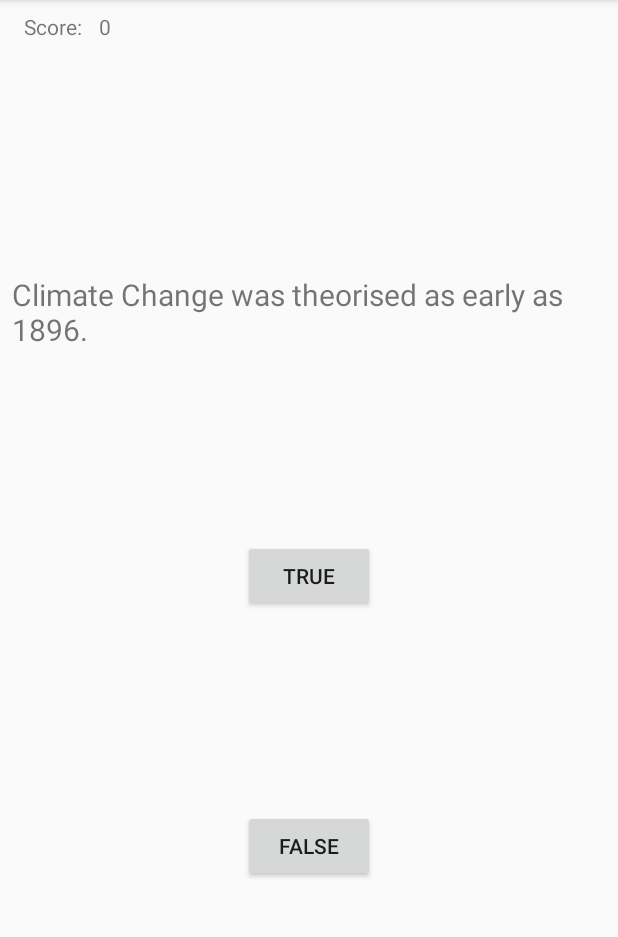
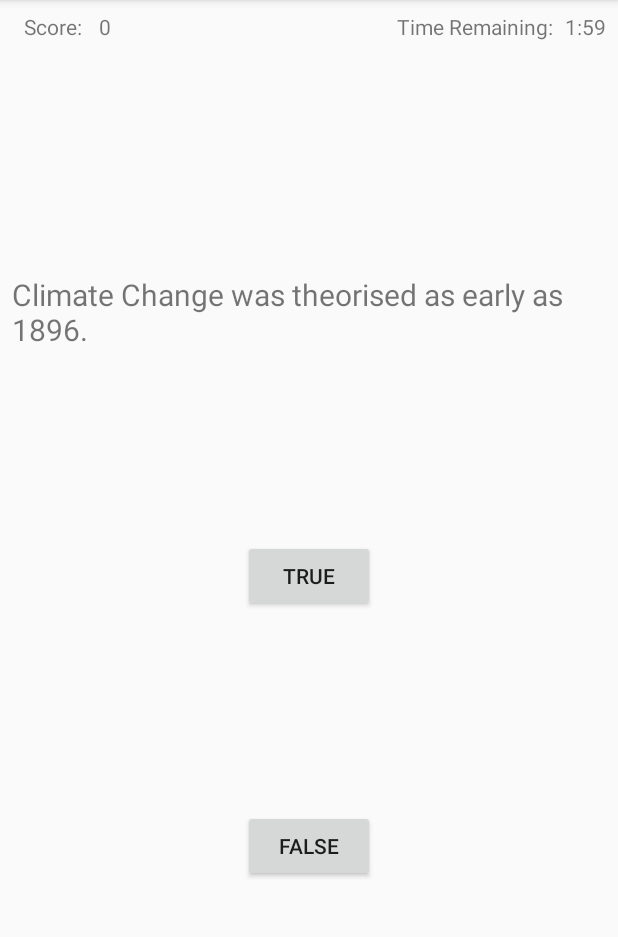
Before and after one commit to NeelParekhNP/Whichbin, an Android app: the TriviaGame screen opened directly, with no data from a screen before it, on a phone screen of 412 x 824 dp, the part 84-1021 px from its top. Run offline under Robolectric (Android 15) with nearby library versions, the phone set to English and light mode, and no system bars.

Commit message:
Added a timer to the trivia game and linked it to a new activity when all ten answers are given or if the 2 minutes run out (whichever happens first). This new activity currently just says "well done" but I will work on getting it to display answers.

```diff
--- a/app/src/main/AndroidManifest.xml
+++ b/app/src/main/AndroidManifest.xml
@@ -9,6 +9,7 @@
         android:roundIcon="@mipmap/ic_launcher_round"
         android:supportsRtl="true"
         android:theme="@style/AppTheme">
+        <activity android:name=".TriviaAnswerActivity"></activity>
         <activity android:name=".TriviaGame" />
         <activity android:name=".BinGame" />
         <activity android:name=".MainMenu">
--- a/app/src/main/java/com/example/whichbin/TriviaGame.java
+++ b/app/src/main/java/com/example/whichbin/TriviaGame.java
@@ -1,5 +1,7 @@
 package com.example.whichbin;
 
+import android.content.Intent;
+import android.os.CountDownTimer;
 import android.support.v7.app.AppCompatActivity;
 import android.os.Bundle;
 import android.view.View;
@@ -12,6 +14,8 @@ public class TriviaGame extends AppCompatActivity {
     private TriviaGameManager triviaGameManager = new TriviaGameManager();
     private TextView questionDisplay;
     private TextView scoreDisplay;
+    private TextView timeDisplay;
+
     private boolean inputAnswer;
     private int nextQuestionNumber = 0;
     private Button trueButton;
@@ -20,6 +24,8 @@ public class TriviaGame extends AppCompatActivity {
     private String responseToast;
     private String triviaQuestion;
     private int score = 0;
+    private CountDownTimer clock;
+    private long timeRemaining = 120000;
 
     @Override
     protected void onCreate(Bundle savedInstanceState) {
@@ -29,11 +35,13 @@ public class TriviaGame extends AppCompatActivity {
 
         questionDisplay = (TextView) findViewById(R.id.trivia_question);
         scoreDisplay = (TextView) findViewById(R.id.score_int);
+        timeDisplay = (TextView) findViewById(R.id.timer_time);
         trueButton = (Button) findViewById(R.id.trivia_true_button);
         falseButton = (Button) findViewById(R.id.trivia_false_button);
 
         displayNextQuestion();
         incrementScore();
+        startTimer();
 
         trueButton.setOnClickListener(new View.OnClickListener(){
             @Override
@@ -68,10 +76,15 @@ public class TriviaGame extends AppCompatActivity {
         }
         // For now I'll just have the questions loop back to the beginning instead of the app crashing hence resetting questionNumber
         else{
+
+            /**
             nextQuestionNumber = 0;
             triviaQuestion = triviaGameManager.getTriviaQuestionByNo(nextQuestionNumber);
             questionDisplay.setText(triviaQuestion);
             nextQuestionNumber++;
+            */
+
+            openAnswerActivity();
         }
     }
 
@@ -92,8 +105,44 @@ public class TriviaGame extends AppCompatActivity {
         return answer;
     }
 
+    private void startTimer(){
+        clock = new CountDownTimer(timeRemaining, 1000) {
+            @Override
+            public void onTick(long millisUntilFinished) {
+                timeRemaining = millisUntilFinished;
+                getTimeString();
+            }
+
+            @Override
+            public void onFinish() {
+                openAnswerActivity();
+            }
+        }.start();
+    }
+
+    private void getTimeString(){
+        int mins = (int) timeRemaining / 60000;
+        int secs = (int) timeRemaining % 60000 /1000;
+
+        String timeString;
+
+        timeString = "" + mins;
+        timeString += ":";
+        if(secs < 10) {
+            timeString += "0";
+        }
+        timeString += secs;
+
+        timeDisplay.setText(timeString);
+    }
+
     private void incrementScore(){
         scoreDisplay.setText(String.valueOf(score));
         score++;
     }
+
+    public void openAnswerActivity(){
+        Intent intent = new Intent(this, TriviaAnswerActivity.class);
+        startActivity(intent);
+    }
 }
--- a/app/src/main/res/layout/activity_trivia_game.xml
+++ b/app/src/main/res/layout/activity_trivia_game.xml
@@ -76,4 +76,25 @@
         app:layout_constraintStart_toEndOf="@+id/score_string"
         app:layout_constraintTop_toTopOf="@+id/score_string" />
 
+    <TextView
+        android:id="@+id/timer_time"
+        android:layout_width="wrap_content"
+        android:layout_height="wrap_content"
+        android:layout_marginTop="8dp"
+        android:layout_marginEnd="8dp"
+        android:text="2:00"
+        app:layout_constraintEnd_toEndOf="parent"
+        app:layout_constraintTop_toTopOf="parent" />
+
+    <TextView
+        android:id="@+id/timer_text"
+        android:layout_width="wrap_content"
+        android:layout_height="wrap_content"
+        android:layout_marginTop="8dp"
+        android:layout_marginEnd="8dp"
+        android:text="Time Remaining:"
+        app:layout_constraintEnd_toStartOf="@+id/timer_time"
+        app:layout_constraintEnd_toEndOf="parent"
+        app:layout_constraintTop_toTopOf="parent" />
+
 </android.support.constraint.ConstraintLayout>
```
Also changed, not shown: app/src/main/java/com/example/whichbin/TriviaAnswerActivity.java (added, +13 -0 lines), app/src/main/res/layout/activity_trivia_answer.xml (added, +20 -0 lines).
